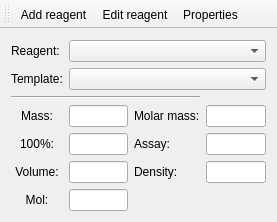
This is mainwindow.ui in FrankMamuda/fumingcube as Qt 5 draws it before an edit. The edited form follows.
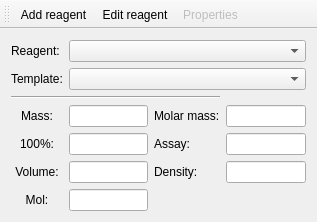
This is the edited form. Custom widgets are drawn as their Qt base class.

The edit to the form file:
```diff
--- a/mainwindow.ui
+++ b/mainwindow.ui
@@ -6,7 +6,7 @@
    <rect>
     <x>0</x>
     <y>0</y>
-    <width>277</width>
+    <width>317</width>
     <height>200</height>
    </rect>
   </property>
@@ -176,6 +176,9 @@
    </property>
   </action>
   <action name="actionProperties">
+   <property name="enabled">
+    <bool>false</bool>
+   </property>
    <property name="text">
     <string>Properties</string>
    </property>
```
Left out of the diff: 2 changed lines with no effect on the pictures.
